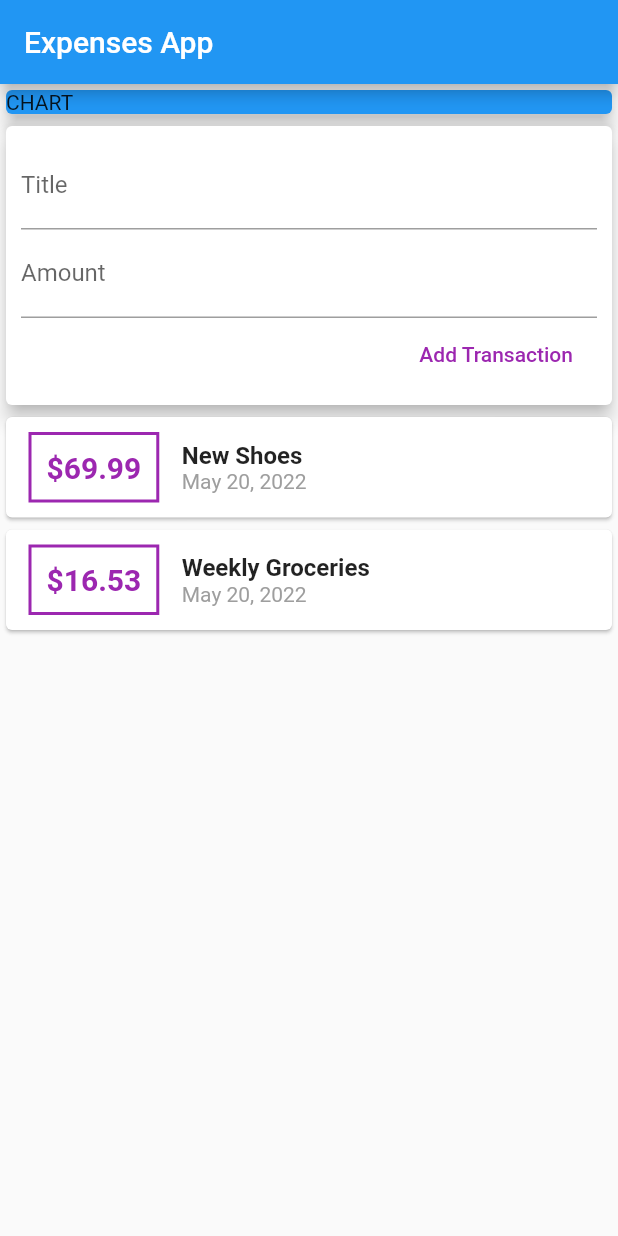
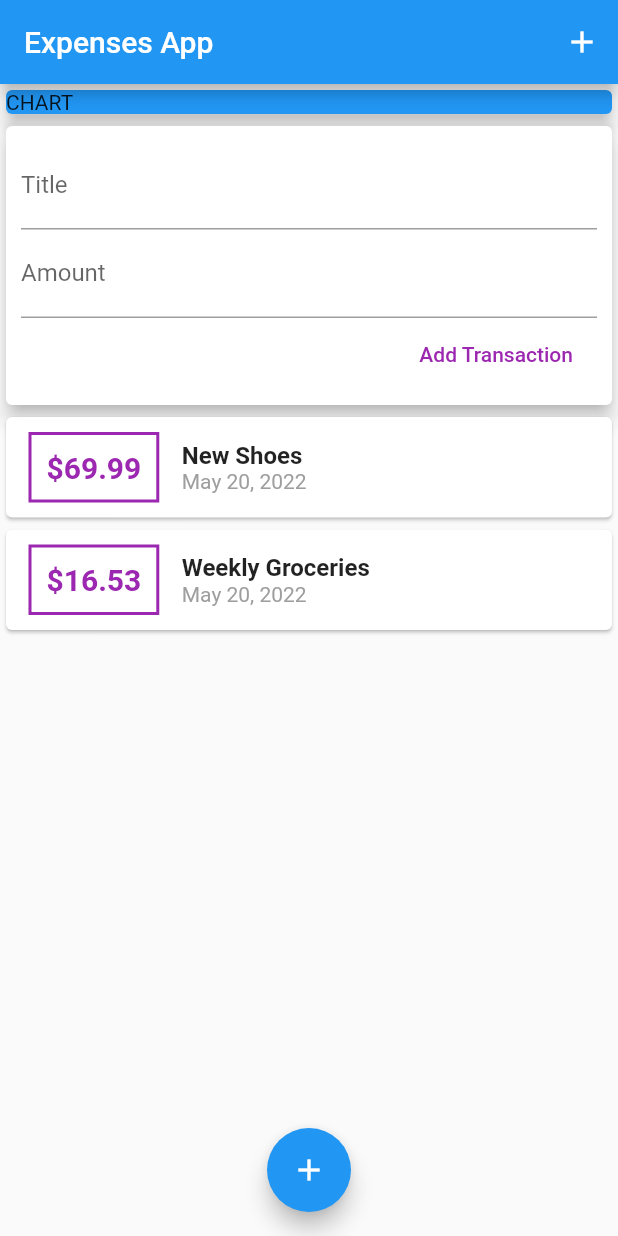
Before and after one commit to elfgodd/Flutter-Dart-The-Complete-Guide-2022-Edition, a Flutter app: the screen it shows after launch, on a phone screen of 412 x 824 dp. Run offline on Flutter 3.47's test engine with Material 2 defaults, Android fonts, the phone set to English and light mode, and no system bars.

Commit message:
Adding AppBar Buttons & Floating Action Buttons

```diff
--- a/03-expenses-app/expensesapp/lib/main.dart
+++ b/03-expenses-app/expensesapp/lib/main.dart
@@ -7,6 +7,7 @@ class MyApp extends StatelessWidget {
   @override
   Widget build(BuildContext context) {
     return MaterialApp(
+      debugShowCheckedModeBanner: false,
       title: 'Expenses App',
       home: MyHomePage(),
     );
@@ -24,6 +25,12 @@ class MyHomePage extends StatelessWidget {
     return Scaffold(
       appBar: AppBar(
         title: Text('Expenses App'),
+        actions: <Widget>[
+          IconButton(
+            icon: Icon(Icons.add),
+            onPressed: () { },
+          ),
+        ],
       ),
       body: SingleChildScrollView(
         child: Column(
@@ -42,6 +49,11 @@ class MyHomePage extends StatelessWidget {
             ],
           ),
       ),
+      floatingActionButtonLocation: FloatingActionButtonLocation.centerFloat,
+      floatingActionButton: FloatingActionButton(
+        child: Icon(Icons.add),
+        onPressed: () {}
+      ),
     );
   }
 }
```
